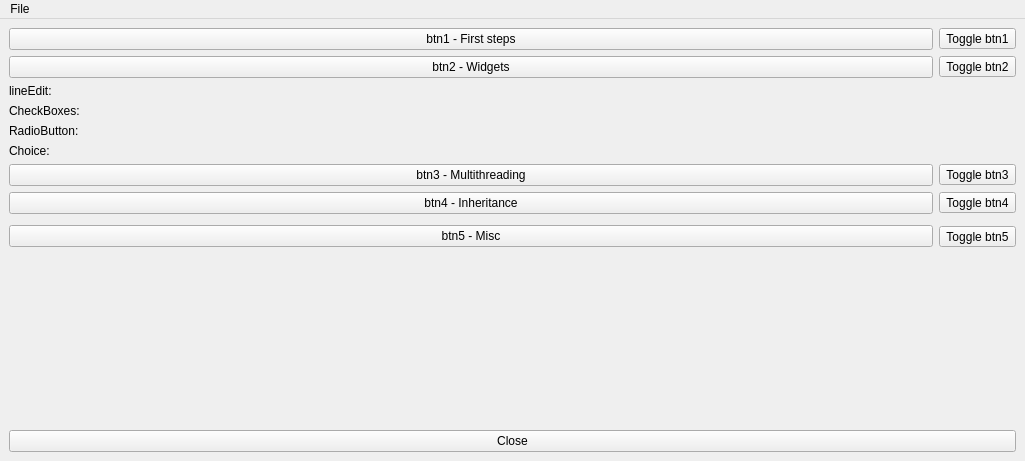
Before: the Qt Designer form ui/MainWindow.ui in saccocristian/qt_project1, drawn with Qt 5.
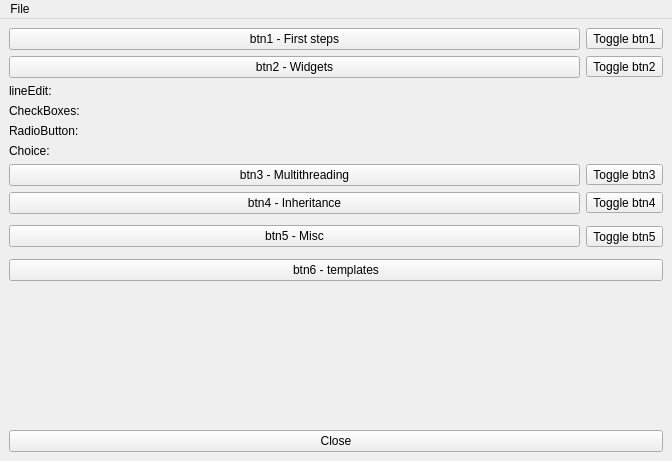
After: the same form once the commit is applied.

Commit message: new template logics

What changed in the file:
```diff
--- a/ui/MainWindow.ui
+++ b/ui/MainWindow.ui
@@ -9,7 +9,7 @@
    <rect>
     <x>0</x>
     <y>0</y>
-    <width>1025</width>
+    <width>672</width>
     <height>461</height>
    </rect>
   </property>
@@ -166,6 +166,13 @@
       </item>
      </layout>
     </item>
+    <item>
+     <widget class="QPushButton" name="templates_button">
+      <property name="text">
+       <string>btn6 - templates</string>
+      </property>
+     </widget>
+    </item>
     <item>
      <spacer name="verticalSpacer">
       <property name="orientation">
@@ -193,7 +200,7 @@
     <rect>
      <x>0</x>
      <y>0</y>
-     <width>1025</width>
+     <width>672</width>
      <height>21</height>
     </rect>
    </property>
```
The commit also changes 12 other files.
